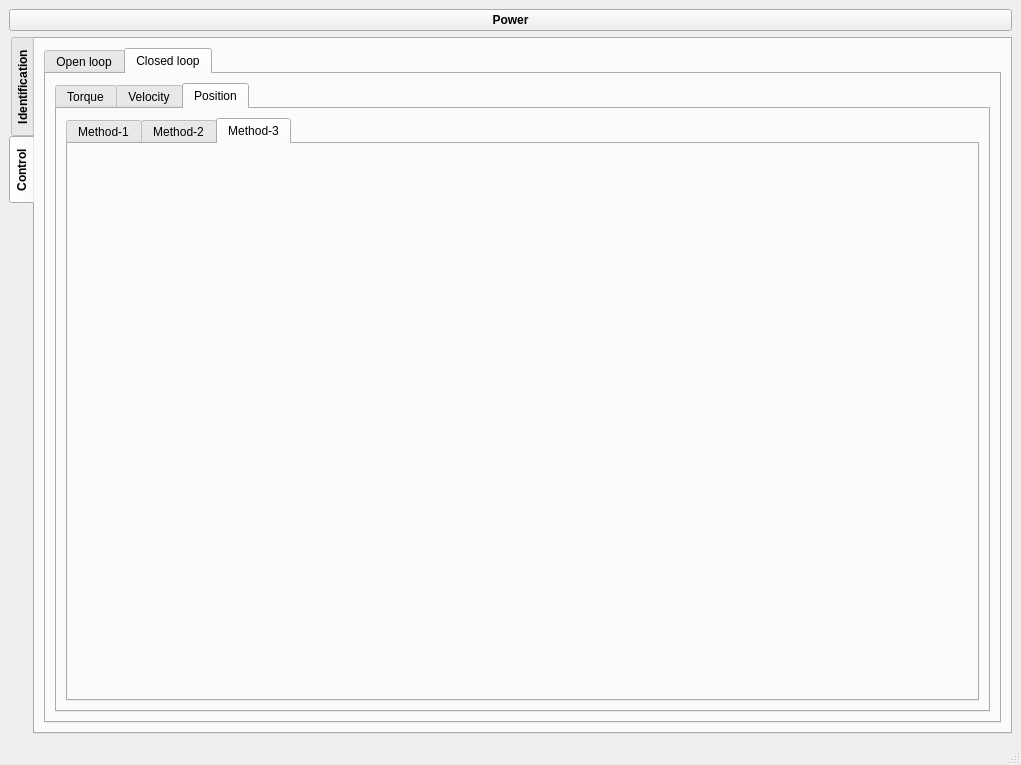
Before: the Qt Designer form py_interface/gui/py_gui_2.ui in abhinayh56/Motor-control, drawn with Qt 5.
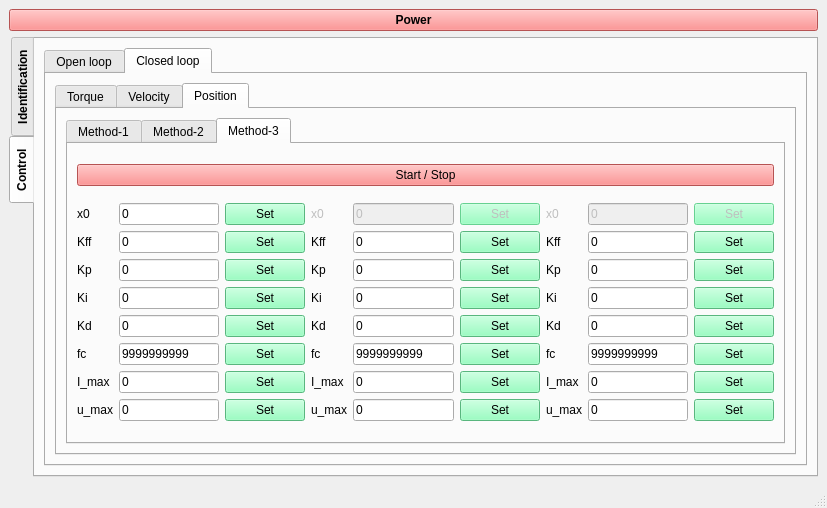
After: the same form once the commit is applied. The open tabs and pages were chosen to show the change.

Patch:
```diff
--- a/py_interface/gui/py_gui_2.ui
+++ b/py_interface/gui/py_gui_2.ui
@@ -6,8 +6,8 @@
    <rect>
     <x>0</x>
     <y>0</y>
-    <width>1021</width>
-    <height>765</height>
+    <width>827</width>
+    <height>508</height>
    </rect>
   </property>
   <property name="windowTitle">
@@ -88,7 +88,7 @@
             <string>Closed loop</string>
            </attribute>
            <layout class="QGridLayout" name="gridLayout_4">
-            <item row="0" column="0">
+            <item row="0" column="1">
              <widget class="QTabWidget" name="tab_widget_4">
               <property name="font">
                <font>
@@ -176,6 +176,628 @@
                    <attribute name="title">
                     <string>Method-3</string>
                    </attribute>
+                   <layout class="QGridLayout" name="gridLayout_28">
+                    <item row="0" column="0">
+                     <widget class="QPushButton" name="button_start_stop_position_control_3">
+                      <property name="styleSheet">
+                       <string notr="true">background-color: rgb(255, 116, 116);</string>
+                      </property>
+                      <property name="text">
+                       <string>Start / Stop</string>
+                      </property>
+                     </widget>
+                    </item>
+                    <item row="1" column="0">
+                     <layout class="QGridLayout" name="gridLayout_27">
+                      <item row="0" column="0">
+                       <layout class="QGridLayout" name="gridLayout_17">
+                        <item row="0" column="2">
+                         <widget class="QPushButton" name="pushButton_73">
+                          <property name="styleSheet">
+                           <string notr="true">background-color: rgb(125, 255, 177);</string>
+                          </property>
+                          <property name="text">
+                           <string>Set</string>
+                          </property>
+                         </widget>
+                        </item>
+                        <item row="6" column="1">
+                         <widget class="QLineEdit" name="line_edit_i_max1_pos_m3">
+                          <property name="text">
+                           <string>0</string>
+                          </property>
+                         </widget>
+                        </item>
+                        <item row="2" column="0">
+                         <widget class="QLabel" name="label_74">
+                          <property name="text">
+                           <string>Kp</string>
+                          </property>
+                         </widget>
+                        </item>
+                        <item row="5" column="1">
+                         <widget class="QLineEdit" name="line_edit_fc1_pos_m3">
+                          <property name="text">
+                           <string>9999999999</string>
+                          </property>
+                         </widget>
+                        </item>
+                        <item row="6" column="2">
+                         <widget class="QPushButton" name="pushButton_74">
+                          <property name="styleSheet">
+                           <string notr="true">background-color: rgb(125, 255, 177);</string>
+                          </property>
+                          <property name="text">
+                           <string>Set</string>
+                          </property>
+                         </widget>
+                        </item>
+                        <item row="1" column="2">
+                         <widget class="QPushButton" name="pushButton_75">
+                          <property name="styleSheet">
+                           <string notr="true">background-color: rgb(125, 255, 177);</string>
+                          </property>
+                          <property name="text">
+                           <string>Set</string>
+                          </property>
+                         </widget>
+                        </item>
+                        <item row="7" column="2">
+                         <widget class="QPushButton" name="pushButton_76">
+                          <property name="styleSheet">
+                           <string notr="true">background-color: rgb(125, 255, 177);</string>
+                          </property>
+                          <property name="text">
+                           <string>Set</string>
+                          </property>
+                         </widget>
+                        </item>
+                        <item row="2" column="1">
+                         <widget class="QLineEdit" name="line_edit_kp1_pos_m3">
+                          <property name="text">
+                           <string>0</string>
+                          </property>
+                         </widget>
+                        </item>
+                        <item row="6" column="0">
+                         <widget class="QLabel" name="label_75">
+                          <property name="text">
+                           <string>I_max</string>
+                          </property>
+                         </widget>
+                        </item>
+                        <item row="5" column="0">
+                         <widget class="QLabel" name="label_76">
+                          <property name="text">
+                           <string>fc</string>
+                          </property>
+                         </widget>
+                        </item>
+                        <item row="7" column="1">
+                         <widget class="QLineEdit" name="line_edit_u_max1_pos_m3">
+                          <property name="text">
+                           <string>0</string>
+                          </property>
+                         </widget>
+                        </item>
+                        <item row="3" column="1">
+                         <widget class="QLineEdit" name="line_edit_ki1_pos_m3">
+                          <property name="text">
+                           <string>0</string>
+                          </property>
+                         </widget>
+                        </item>
+                        <item row="2" column="2">
+                         <widget class="QPushButton" name="pushButton_77">
+                          <property name="styleSheet">
+                           <string notr="true">background-color: rgb(125, 255, 177);</string>
+                          </property>
+                          <property name="text">
+                           <string>Set</string>
+                          </property>
+                         </widget>
+                        </item>
+                        <item row="0" column="0">
+                         <widget class="QLabel" name="label_77">
+                          <property name="text">
+                           <string>x0</string>
+                          </property>
+                         </widget>
+                        </item>
+                        <item row="3" column="0">
+                         <widget class="QLabel" name="label_78">
+                          <property name="text">
+                           <string>Ki</string>
+                          </property>
+                         </widget>
+                        </item>
+                        <item row="4" column="0">
+                         <widget class="QLabel" name="label_79">
+                          <property name="text">
+                           <string>Kd</string>
+                          </property>
+                         </widget>
+                        </item>
+                        <item row="7" column="0">
+                         <widget class="QLabel" name="label_80">
+                          <property name="text">
+                           <string>u_max</string>
+                          </property>
+                         </widget>
+                        </item>
+                        <item row="5" column="2">
+                         <widget class="QPushButton" name="pushButton_78">
+                          <property name="styleSheet">
+                           <string notr="true">background-color: rgb(125, 255, 177);</string>
+                          </property>
+                          <property name="text">
+                           <string>Set</string>
+                          </property>
+                         </widget>
+                        </item>
+                        <item row="3" column="2">
+                         <widget class="QPushButton" name="pushButton_79">
+                          <property name="styleSheet">
+                           <string notr="true">background-color: rgb(125, 255, 177);</string>
+                          </property>
+                          <property name="text">
+                           <string>Set</string>
+                          </property>
+                         </widget>
+                        </item>
+                        <item row="1" column="0">
+                         <widget class="QLabel" name="label_81">
+                          <property name="text">
+                           <string>Kff</string>
+                          </property>
+                         </widget>
+                        </item>
+                        <item row="4" column="2">
+                         <widget class="QPushButton" name="pushButton_80">
+                          <property name="styleSheet">
+                           <string notr="true">background-color: rgb(125, 255, 177);</string>
+                          </property>
+                          <property name="text">
+                           <string>Set</string>
+                          </property>
+                         </widget>
+                        </item>
+                        <item row="1" column="1">
+                         <widget class="QLineEdit" name="line_edit_kff1_pos_m3">
+                          <property name="text">
+                           <string>0</string>
+                          </property>
+                         </widget>
+                        </item>
+                        <item row="0" column="1">
+                         <widget class="QLineEdit" name="line_edit_x01_pos_m3">
+                          <property name="text">
+                           <string>0</string>
+                          </property>
+                         </widget>
+                        </item>
+                        <item row="4" column="1">
+                         <widget class="QLineEdit" name="line_edit_kd1_pos_m3">
+                          <property name="text">
+                           <string>0</string>
+                          </property>
+                         </widget>
+                        </item>
+                       </layout>
+                      </item>
+                      <item row="0" column="1">
+                       <layout class="QGridLayout" name="gridLayout_16">
+                        <item row="0" column="2">
+                         <widget class="QPushButton" name="pushButton_65">
+                          <property name="enabled">
+                           <bool>false</bool>
+                          </property>
+                          <property name="styleSheet">
+                           <string notr="true">background-color: rgb(125, 255, 177);</string>
+                          </property>
+                          <property name="text">
+                           <string>Set</string>
+                          </property>
+                         </widget>
+                        </item>
+                        <item row="6" column="1">
+                         <widget class="QLineEdit" name="line_edit_i_max2_pos_m3">
+                          <property name="text">
+                           <string>0</string>
+                          </property>
+                         </widget>
+                        </item>
+                        <item row="2" column="0">
+                         <widget class="QLabel" name="label_66">
+                          <property name="text">
+                           <string>Kp</string>
+                          </property>
+                         </widget>
+                        </item>
+                        <item row="5" column="1">
+                         <widget class="QLineEdit" name="line_edit_fc2_pos_m3">
+                          <property name="text">
+                           <string>9999999999</string>
+                          </property>
+                         </widget>
+                        </item>
+                        <item row="6" column="2">
+                         <widget class="QPushButton" name="pushButton_66">
+                          <property name="styleSheet">
+                           <string notr="true">background-color: rgb(125, 255, 177);</string>
+                          </property>
+                          <property name="text">
+                           <string>Set</string>
+                          </property>
+                         </widget>
+                        </item>
+                        <item row="1" column="2">
+                         <widget class="QPushButton" name="pushButton_67">
+                          <property name="styleSheet">
+                           <string notr="true">background-color: rgb(125, 255, 177);</string>
+                          </property>
+                          <property name="text">
+                           <string>Set</string>
+                          </property>
+                         </widget>
+                        </item>
+                        <item row="7" column="2">
+                         <widget class="QPushButton" name="pushButton_68">
+                          <property name="styleSheet">
+                           <string notr="true">background-color: rgb(125, 255, 177);</string>
+                          </property>
+                          <property name="text">
+                           <string>Set</string>
+                          </property>
+                         </widget>
+                        </item>
+                        <item row="2" column="1">
+                         <widget class="QLineEdit" name="line_edit_kp2_pos_m3">
+                          <property name="text">
+                           <string>0</string>
+                          </property>
+                         </widget>
+                        </item>
+                        <item row="6" column="0">
+                         <widget class="QLabel" name="label_67">
+                          <property name="text">
+                           <string>I_max</string>
+                          </property>
+                         </widget>
+                        </item>
+                        <item row="5" column="0">
+                         <widget class="QLabel" name="label_68">
+                          <property name="text">
+                           <string>fc</string>
+                          </property>
+                         </widget>
+                        </item>
+                        <item row="7" column="1">
+                         <widget class="QLineEdit" name="line_edit_u_max2_pos_m3">
+                          <property name="text">
+                           <string>0</string>
+                          </property>
+                         </widget>
+                        </item>
+                        <item row="3" column="1">
+                         <widget class="QLineEdit" name="line_edit_ki2_pos_m3">
+                          <property name="text">
+                           <string>0</string>
+                          </property>
+                         </widget>
+                        </item>
+                        <item row="2" column="2">
+                         <widget class="QPushButton" name="pushButton_69">
+                          <property name="styleSheet">
+                           <string notr="true">background-color: rgb(125, 255, 177);</string>
+                          </property>
+                          <property name="text">
+                           <string>Set</string>
+                          </property>
+                         </widget>
+                        </item>
+                        <item row="0" column="0">
+                         <widget class="QLabel" name="label_69">
+                          <property name="enabled">
+                           <bool>false</bool>
+                          </property>
+                          <property name="text">
+                           <string>x0</string>
+                          </property>
+                         </widget>
+                        </item>
+                        <item row="3" column="0">
+                         <widget class="QLabel" name="label_70">
+                          <property name="text">
+                           <string>Ki</string>
+                          </property>
+                         </widget>
+                        </item>
+                        <item row="4" column="0">
+                         <widget class="QLabel" name="label_71">
+                          <property name="text">
+                           <string>Kd</string>
+                          </property>
+                         </widget>
+                        </item>
+                        <item row="7" column="0">
+                         <widget class="QLabel" name="label_72">
+                          <property name="text">
+                           <string>u_max</string>
+                          </property>
+                         </widget>
+                        </item>
+                        <item row="5" column="2">
+                         <widget class="QPushButton" name="pushButton_70">
+                          <property name="styleSheet">
+                           <string notr="true">background-color: rgb(125, 255, 177);</string>
+                          </property>
+                          <property name="text">
+                           <string>Set</string>
+                          </property>
+                         </widget>
+                        </item>
+                        <item row="3" column="2">
+                         <widget class="QPushButton" name="pushButton_71">
+                          <property name="styleSheet">
+                           <string notr="true">background-color: rgb(125, 255, 177);</string>
+                          </property>
+                          <property name="text">
+                           <string>Set</string>
+                          </property>
+                         </widget>
+                        </item>
+                        <item row="1" column="0">
+                         <widget class="QLabel" name="label_73">
+                          <property name="text">
+                           <string>Kff</string>
+                          </property>
+                         </widget>
+                        </item>
+                        <item row="4" column="2">
+                         <widget class="QPushButton" name="pushButton_72">
+                          <property name="styleSheet">
+                           <string notr="true">background-color: rgb(125, 255, 177);</string>
+                          </property>
+                          <property name="text">
+                           <string>Set</string>
+                          </property>
+                         </widget>
+                        </item>
+                        <item row="1" column="1">
+                         <widget class="QLineEdit" name="line_edit_kff2_pos_m3">
+                          <property name="text">
+                           <string>0</string>
+                          </property>
+                         </widget>
+                        </item>
+                        <item row="0" column="1">
+                         <widget class="QLineEdit" name="lineEdit_71">
+                          <property name="enabled">
+                           <bool>false</bool>
+                          </property>
+                          <property name="text">
+                           <string>0</string>
+                          </property>
+                         </widget>
+                        </item>
+                        <item row="4" column="1">
+                         <widget class="QLineEdit" name="line_edit_kd2_pos_m3">
+                          <property name="text">
+                           <string>0</string>
+                          </property>
+                         </widget>
+                        </item>
+                       </layout>
+                      </item>
+                      <item row="0" column="2">
+                       <layout class="QGridLayout" name="gridLayout_18">
+                        <item row="0" column="2">
+                         <widget class="QPushButton" name="pushButton_81">
+                          <property name="enabled">
+                           <bool>false</bool>
+                          </property>
+                          <property name="styleSheet">
+                           <string notr="true">background-color: rgb(125, 255, 177);</string>
+                          </property>
+                          <property name="text">
+                           <string>Set</string>
+                          </property>
+                         </widget>
+                        </item>
+                        <item row="6" column="1">
+                         <widget class="QLineEdit" name="line_edit_i_max3_pos_m3">
+                          <property name="text">
+                           <string>0</string>
+                          </property>
+                         </widget>
+                        </item>
+                        <item row="2" column="0">
+                         <widget class="QLabel" name="label_82">
+                          <property name="text">
+                           <string>Kp</string>
+                          </property>
+                         </widget>
+                        </item>
+                        <item row="5" column="1">
+                         <widget class="QLineEdit" name="line_edit_fc3_pos_m3">
+                          <property name="text">
+                           <string>9999999999</string>
+                          </property>
+                         </widget>
+                        </item>
+                        <item row="6" column="2">
+                         <widget class="QPushButton" name="pushButton_82">
+                          <property name="styleSheet">
+                           <string notr="true">background-color: rgb(125, 255, 177);</string>
+                          </property>
+                          <property name="text">
+                           <string>Set</string>
+                          </property>
+                         </widget>
+                        </item>
+                        <item row="1" column="2">
+                         <widget class="QPushButton" name="pushButton_83">
+                          <property name="styleSheet">
+                           <string notr="true">background-color: rgb(125, 255, 177);</string>
+                          </property>
+                          <property name="text">
+                           <string>Set</string>
+                          </property>
+                         </widget>
+                        </item>
+                        <item row="7" column="2">
+                         <widget class="QPushButton" name="pushButton_84">
+                          <property name="styleSheet">
+                           <string notr="true">background-color: rgb(125, 255, 177);</string>
+                          </property>
+                          <property name="text">
+                           <string>Set</string>
+                          </property>
+                         </widget>
+                        </item>
+                        <item row="2" column="1">
+                         <widget class="QLineEdit" name="line_edit_kp3_pos_m3">
+                          <property name="text">
+                           <string>0</string>
+                          </property>
+                         </widget>
+                        </item>
+                        <item row="6" column="0">
+                         <widget class="QLabel" name="label_83">
+                          <property name="text">
+                           <string>I_max</string>
+                          </property>
+                         </widget>
+                        </item>
+                        <item row="5" column="0">
+                         <widget class="QLabel" name="label_84">
+                          <property name="text">
+                           <string>fc</string>
+                          </property>
+                         </widget>
+                        </item>
+                        <item row="7" column="1">
+                         <widget class="QLineEdit" name="line_edit_u_max3_pos_m3">
+                          <property name="text">
+                           <string>0</string>
+                          </property>
+                         </widget>
+                        </item>
+                        <item row="3" column="1">
+                         <widget class="QLineEdit" name="line_edit_ki3_pos_m3">
+                          <property name="text">
+                           <string>0</string>
+                          </property>
+                         </widget>
+                        </item>
+                        <item row="2" column="2">
+                         <widget class="QPushButton" name="pushButton_85">
+                          <property name="styleSheet">
+                           <string notr="true">background-color: rgb(125, 255, 177);</string>
+                          </property>
+                          <property name="text">
+                           <string>Set</string>
+                          </property>
+                         </widget>
+                        </item>
+                        <item row="0" column="0">
+                         <widget class="QLabel" name="label_85">
+                          <property name="enabled">
+                           <bool>false</bool>
+                          </property>
+                          <property name="text">
+                           <string>x0</string>
+                          </property>
+                         </widget>
+                        </item>
+                        <item row="3" column="0">
+                         <widget class="QLabel" name="label_86">
+                          <property name="text">
+                           <string>Ki</string>
+                          </property>
+                         </widget>
+                        </item>
+                        <item row="4" column="0">
+                         <widget class="QLabel" name="label_87">
+                          <property name="text">
+                           <string>Kd</string>
+                          </property>
+                         </widget>
+                        </item>
+                        <item row="7" column="0">
+                         <widget class="QLabel" name="label_88">
+                          <property name="text">
+                           <string>u_max</string>
+                          </property>
+                         </widget>
+                        </item>
+                        <item row="5" column="2">
+                         <widget class="QPushButton" name="pushButton_86">
+                          <property name="styleSheet">
+                           <string notr="true">background-color: rgb(125, 255, 177);</string>
+                          </property>
+                          <property name="text">
+                           <string>Set</string>
+                          </property>
+                         </widget>
+                        </item>
+                        <item row="3" column="2">
+                         <widget class="QPushButton" name="pushButton_87">
+                          <property name="styleSheet">
+                           <string notr="true">background-color: rgb(125, 255, 177);</string>
+                          </property>
+                          <property name="text">
+                           <string>Set</string>
+                          </property>
+                         </widget>
+                        </item>
+                        <item row="1" column="0">
+                         <widget class="QLabel" name="label_89">
+                          <property name="text">
+                           <string>Kff</string>
+                          </property>
+                         </widget>
+                        </item>
+                        <item row="4" column="2">
+                         <widget class="QPushButton" name="pushButton_88">
+                          <property name="styleSheet">
+                           <string notr="true">background-color: rgb(125, 255, 177);</string>
+                          </property>
+                          <property name="text">
+                           <string>Set</string>
+                          </property>
+                         </widget>
+                        </item>
+                        <item row="1" column="1">
+                         <widget class="QLineEdit" name="line_edit_kff3_pos_m3">
+                          <property name="text">
+                           <string>0</string>
+                          </property>
+                         </widget>
+                        </item>
+                        <item row="0" column="1">
+                         <widget class="QLineEdit" name="lineEdit_87">
+                          <property name="enabled">
+                           <bool>false</bool>
+                          </property>
+                          <property name="text">
+                           <string>0</string>
+                          </property>
+                         </widget>
+                        </item>
+                        <item row="4" column="1">
+                         <widget class="QLineEdit" name="line_edit_kd3_pos_m3">
+                          <property name="text">
+                           <string>0</string>
+                          </property>
+                         </widget>
+                        </item>
+                       </layout>
+                      </item>
+                     </layout>
+                    </item>
+                   </layout>
                   </widget>
                  </widget>
                 </item>
@@ -199,6 +821,9 @@
         <bold>true</bold>
        </font>
       </property>
+      <property name="styleSheet">
+       <string notr="true">background-color: rgb(255, 116, 116);</string>
+      </property>
       <property name="text">
        <string>Power</string>
       </property>
```
Left out of the diff: 1558 changed lines with no effect on the pictures.
